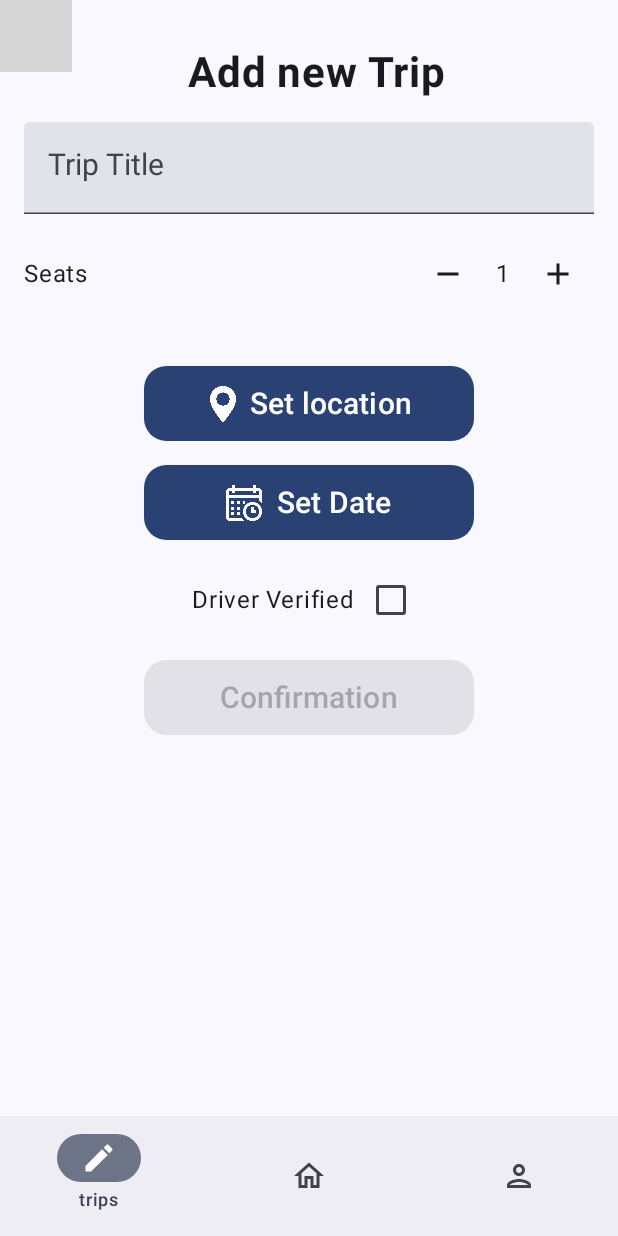
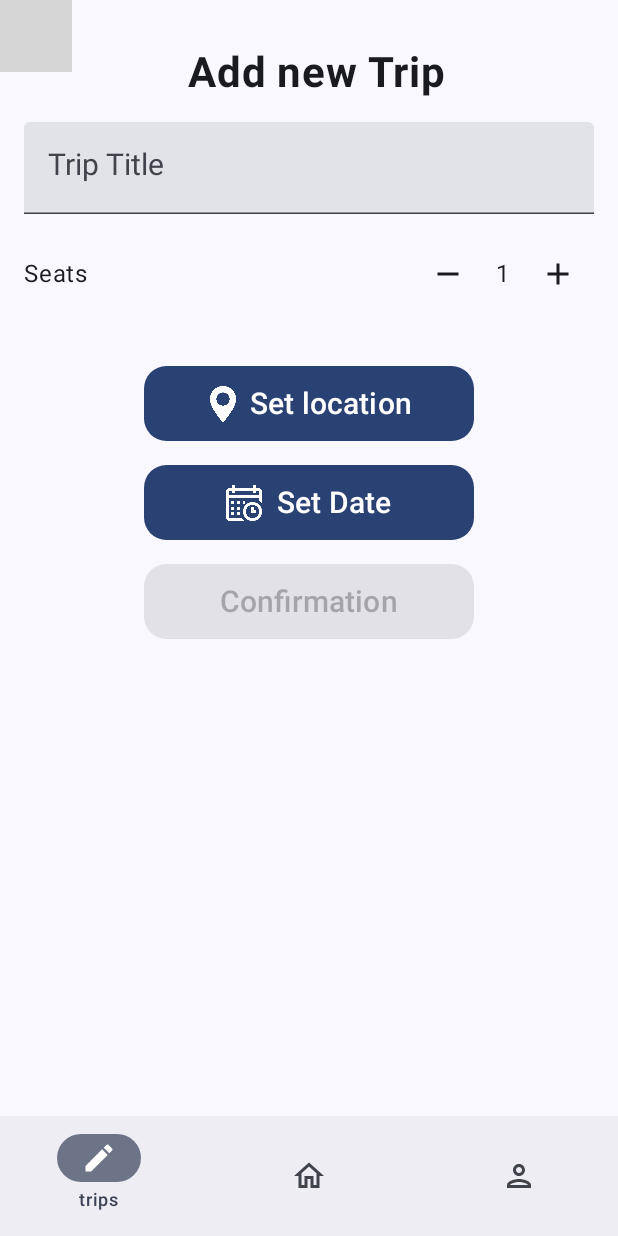
Before and after one commit to mat0k/Pick-Me, an Android app built with Jetpack Compose: the HomeScreen screen opened through its navigation route, after a tap on "Increase seats", on a phone screen of 412 x 824 dp. Run offline under Robolectric (Android 15) with nearby library versions, the phone set to English and light mode, and no system bars; our stand-ins replace Firebase (no records; nobody signed in at launch, a user with empty details on screens opened directly), livedata-compose; libraries missing offline, so code that uses them is left out: com.google.maps.android, com.onesignal, com.vanpra.composematerialdialogs; 2 statements that could not run were skipped; grey boxes are pictures that could not be loaded.

Commit message:
add to trip if driver verified according to his id

```diff
--- a/app/src/main/java/com/example/pickme/view/ui/driver/DriverView.kt
+++ b/app/src/main/java/com/example/pickme/view/ui/driver/DriverView.kt
@@ -4,7 +4,6 @@ package com.example.pickme.view.ui.driver
 import android.annotation.SuppressLint
 import android.content.Context
 import android.content.Intent
-import android.net.Uri
 import android.os.Bundle
 import android.util.Log
 import android.widget.Toast
@@ -46,7 +45,6 @@ import androidx.compose.material3.AlertDialog
 import androidx.compose.material3.Button
 import androidx.compose.material3.Card
 import androidx.compose.material3.CenterAlignedTopAppBar
-import androidx.compose.material3.Checkbox
 import androidx.compose.material3.CircularProgressIndicator
 import androidx.compose.material3.ExperimentalMaterial3Api
 import androidx.compose.material3.HorizontalDivider
@@ -400,10 +398,32 @@ fun SetTrips(navController: NavHostController, tripViewModel: TripViewModel) {
     if (startingTitle != "Starting point") {
         enableConfirmation1 = true
     }
-
+    val passengerViewModel = PassengerViewModel()
+
+    val database = Firebase.database
+    val myRef = database.getReference("Trips")
     val sharedPref = LocalContext.current.getSharedPreferences("MyPref", Context.MODE_PRIVATE)
-
-    val passengerViewModel = PassengerViewModel()
+    val driverId = sharedPref.getString("lastUserId", null)
+    var isVerified = false
+    var enableConfirm= false
+
+    if(passengerViewModel.isNetworkAvailable(context)) {
+        enableConfirm= true
+    val driverRef = database.getReference("Drivers").child(driverId ?: "")
+    driverRef.addListenerForSingleValueEvent(object : ValueEventListener {
+        override fun onDataChange(dataSnapshot: DataSnapshot) {
+            isVerified = dataSnapshot.child("verified").getValue(Boolean::class.java) ?: false
+        }
+
+        override fun onCancelled(databaseError: DatabaseError) {
+            println("Error reading driver verification status: ${databaseError.message}")
+        }
+    })
+    }
+    else{
+        passengerViewModel.ShowWifiProblemDialog(context)
+    }
+
     Column(
         modifier = Modifier
             .fillMaxWidth()
@@ -616,8 +636,6 @@ fun SetTrips(navController: NavHostController, tripViewModel: TripViewModel) {
                 .heightIn(max = 50.dp),
             verticalAlignment = Alignment.CenterVertically,
             horizontalArrangement = Arrangement.Center,
-
-
             ) {
             if (isButtonClicked2) { // calender
                 Box(
@@ -705,26 +723,7 @@ fun SetTrips(navController: NavHostController, tripViewModel: TripViewModel) {
                 }
             }
         }
-        var isDriverVerified by remember {
-            mutableStateOf(false)
-        }
-        Row(
-            //verified driver      will be removed late
-            modifier = Modifier
-                .fillMaxWidth(),
-            verticalAlignment = Alignment.CenterVertically,
-            horizontalArrangement = Arrangement.Center,
-        ) {
-
-            Text(text = "Driver Verified")
-            Checkbox(
-                checked = isDriverVerified,
-                onCheckedChange = { isDriverVerified = it }
-            )
-        }
-
-        val database = Firebase.database
-        val myRef = database.getReference("Trips")
+
 
         Row(
             modifier = Modifier.fillMaxWidth(),
@@ -737,6 +736,8 @@ fun SetTrips(navController: NavHostController, tripViewModel: TripViewModel) {
                 shape = RoundedCornerShape(15.dp),
                 enabled = enableConfirmation1 && enableConfirmation2 && tripTitle != "" && seats != 0,
                 onClick = {
+
+                    if(passengerViewModel.isNetworkAvailable(context) && enableConfirm) {
                         val title = tripTitle
                         val tripSeats = seats
                         val starting = startingTitle
@@ -746,8 +747,9 @@ fun SetTrips(navController: NavHostController, tripViewModel: TripViewModel) {
                         val date = formattedDate
                         val time = formattedTime
                         val tripDistance = tripViewModel.distance.value
-                    val verified = isDriverVerified
-                    val driverId = sharedPref.getString("lastUserId", null)
+
+
+                        // val driverId = sharedPref.getString("lastUserId", null
 
                         // Create a new trip object
                         val trip = mapOf(
@@ -760,22 +762,31 @@ fun SetTrips(navController: NavHostController, tripViewModel: TripViewModel) {
                             "date" to date,
                             "time" to time,
                             "tripDistance" to tripDistance,
-                        "verified" to verified,
+                            "verified" to isVerified,
                             "id" to driverId
                         )
 
                         // Add trip to the database
                         myRef.push().setValue(trip)
                             .addOnSuccessListener {
-                            Toast.makeText(context, "Trip added successfully", Toast.LENGTH_SHORT)
+                                Toast.makeText(
+                                    context,
+                                    "Trip added successfully",
+                                    Toast.LENGTH_SHORT
+                                )
                                     .show()
                                 isButtonClicked2 = false
                                 enableConfirmation2 = false
                             }
                             .addOnFailureListener {
-                            Toast.makeText(context, "Failed to add trip", Toast.LENGTH_SHORT).show()
-                        }
-
+                                Toast.makeText(context, "Failed to add trip", Toast.LENGTH_SHORT)
+                                    .show()
+                            }
+
+
+                    }else{
+                        passengerViewModel.ShowWifiProblemDialog(context)
+                    }
                 }) {
                 Text(
                     text = "Confirmation",
```
Also changed, not shown: app/src/main/java/com/example/pickme/view/ui/passenger/PassengerView.kt (+6 -5 lines). Lines whose indentation alone changed are shown as unchanged.
